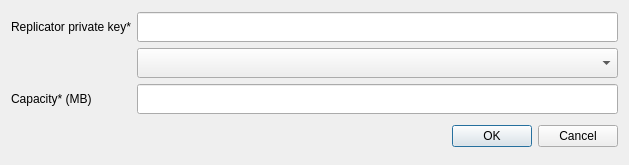
Old version of the form UserApp/ReplicatorOnBoardingDialog.ui in the repository proximax-storage/cpp-xpx-storage-user-app.
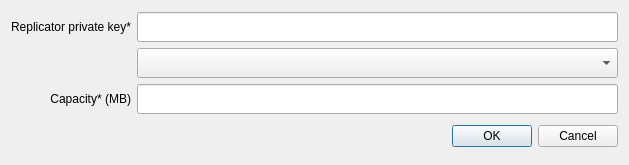
New version of the form.

Diff of the .ui file:
```diff
--- a/UserApp/ReplicatorOnBoardingDialog.ui
+++ b/UserApp/ReplicatorOnBoardingDialog.ui
@@ -21,6 +21,9 @@
        <property name="text">
         <string>Capacity* (MB)</string>
        </property>
+       <property name="alignment">
+        <set>Qt::AlignRight|Qt::AlignTrailing|Qt::AlignVCenter</set>
+       </property>
       </widget>
      </item>
      <item row="0" column="1">
@@ -44,6 +47,9 @@
        <property name="text">
         <string>Replicator private key*</string>
        </property>
+       <property name="alignment">
+        <set>Qt::AlignRight|Qt::AlignTrailing|Qt::AlignVCenter</set>
+       </property>
       </widget>
      </item>
      <item row="2" column="1">
```
